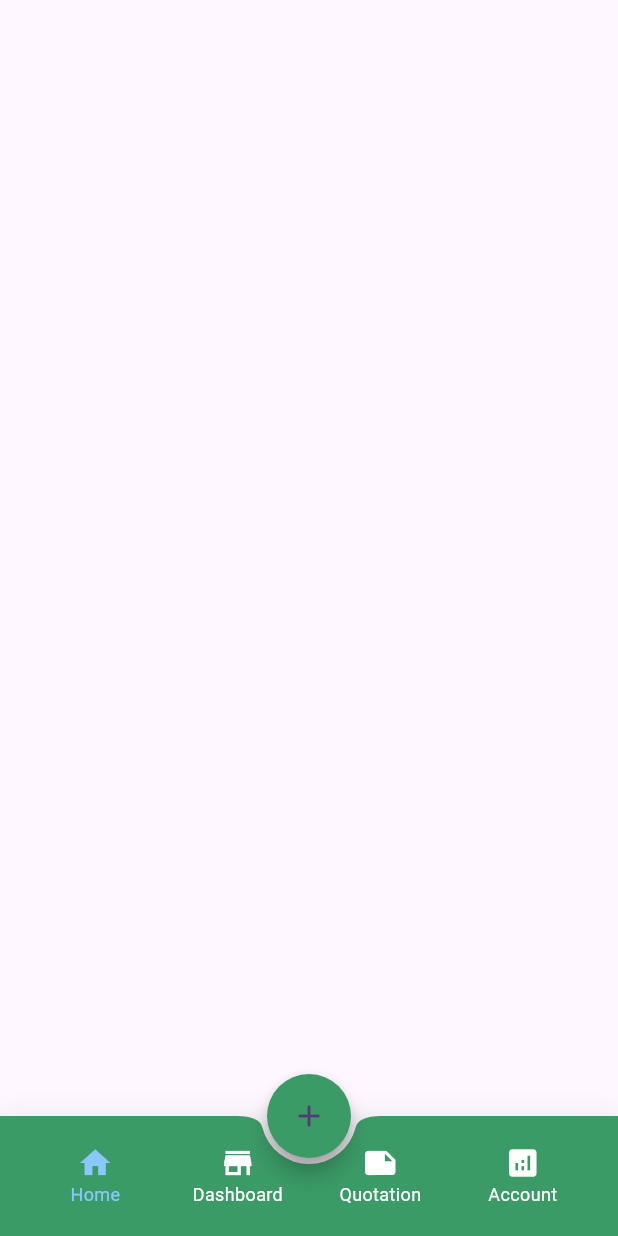
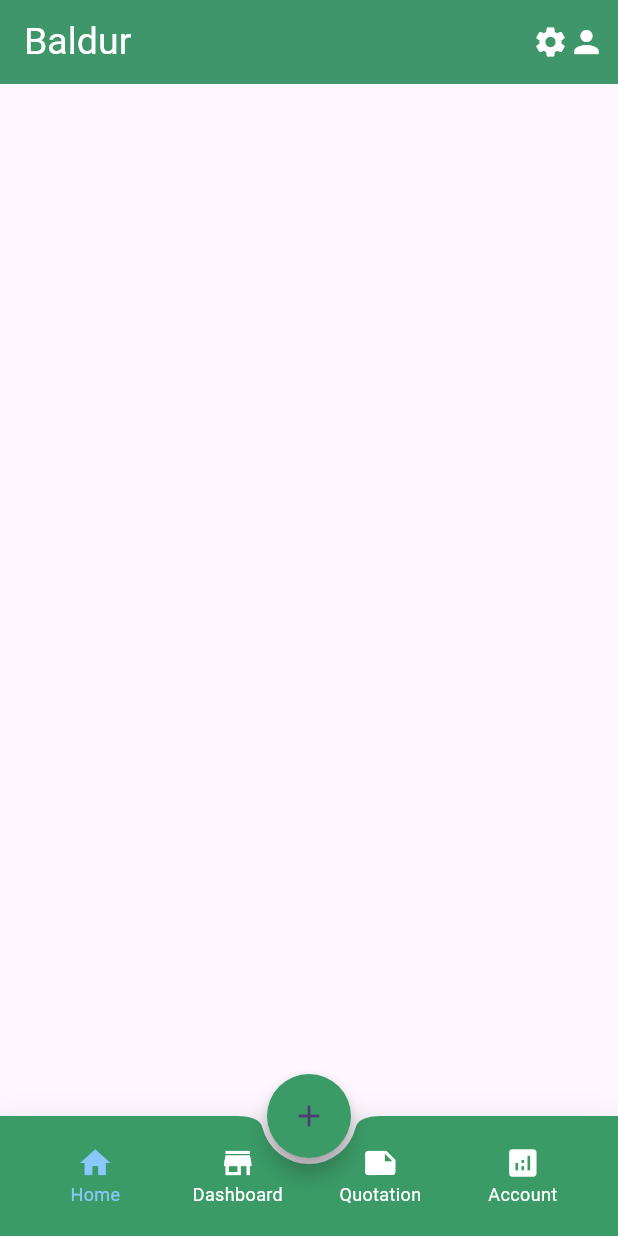
Before and after one commit to adilkhansherani/baldur, a Flutter app: the screen it shows after launch, on a phone screen of 412 x 824 dp. Run offline on Flutter 3.47's test engine with Material 2 defaults, Android fonts, the phone set to English and light mode, and no system bars; our stand-ins replace flutter_svg.

Commit message:
added Top bar

```diff
--- a/lib/home_screen.dart
+++ b/lib/home_screen.dart
@@ -12,9 +12,31 @@ class _HomeScreenState extends State<HomeScreen> {
   @override
   Widget build(BuildContext context) {
     return Scaffold(
+      appBar: AppBar(
+        backgroundColor: const Color(0xFF3B9B67),
+        title: const Text(
+          'Baldur',
+          style: TextStyle(
+            color: Colors.white,
+            fontSize: 25,
+          ),
+        ),
+        elevation: 2,
+        actions: const [
+          Icon(
+            Icons.settings,
+            color: Colors.white,
+          ),
+          Icon(
+            Icons.person,
+            color: Colors.white,
+          ),
+          SizedBox(width: 9),
+        ],
+      ),
       floatingActionButtonLocation: FloatingActionButtonLocation.centerDocked,
       floatingActionButton: FloatingActionButton(
-        shape: CircleBorder(),
+        shape: const CircleBorder(),
         onPressed: () {},
         backgroundColor: const Color.fromARGB(255, 0x3B, 0x9B, 0x67),
         child: const Icon(Icons.add),
```
